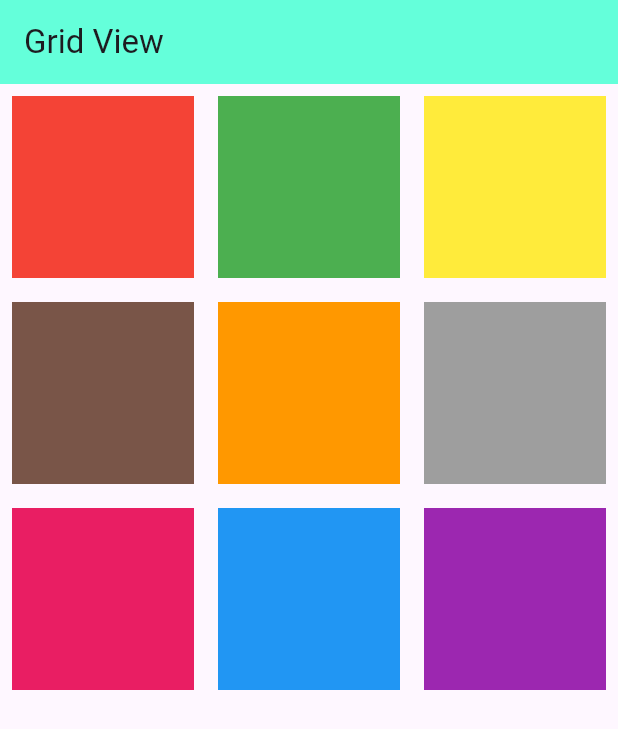
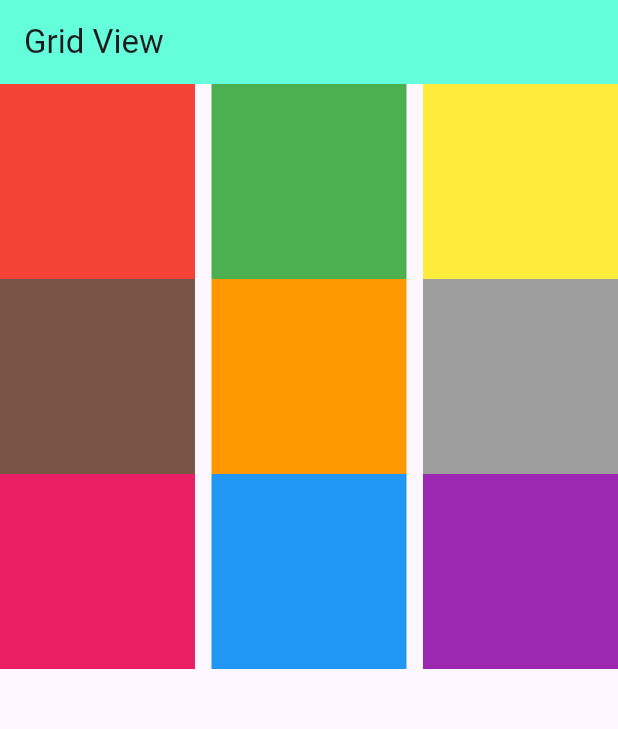
Before and after one commit to Piyushbhatt7/Flutter-Widgets, a Flutter app: the screen it shows after launch, on a phone screen of 412 x 824 dp. Shown: the top 729 px of the screen. Run offline on Flutter 3.47's test engine with Material 3 defaults, Android fonts, the phone set to English and light mode, and no system bars.

Commit message:
Container(color: arrColors[0],),

```diff
--- a/lib/GridView.dart
+++ b/lib/GridView.dart
@@ -24,44 +24,18 @@ class Gridview extends StatelessWidget {
         backgroundColor: Colors.tealAccent,
       ),
 
-      body: GridView.count(crossAxisCount: 3,  // devide the row
+      body: GridView.count(crossAxisCount: 3,
+      crossAxisSpacing: 11, // devide the row
       children: [
-         Padding(
-           padding: const EdgeInsets.all(8.0),
-           child: Container(color: arrColors[0],),
-         ),
-         Padding(
-           padding: const EdgeInsets.all(8.0),
-           child: Container(color: arrColors[1],),
-         ),
-         Padding(
-           padding: const EdgeInsets.all(8.0),
-           child: Container(color: arrColors[2],),
-         ),
-         Padding(
-           padding: const EdgeInsets.all(8.0),
-           child: Container(color: arrColors[3],),
-         ),
-         Padding(
-           padding: const EdgeInsets.all(8.0),
-           child: Container(color: arrColors[4],),
-         ),
-         Padding(
-           padding: const EdgeInsets.all(8.0),
-           child: Container(color: arrColors[5],),
-         ),
-         Padding(
-           padding: const EdgeInsets.all(8.0),
-           child: Container(color: arrColors[6],),
-         ),
-         Padding(
-           padding: const EdgeInsets.all(8.0),
-           child: Container(color: arrColors[7],),
-         ),
-         Padding(
-           padding: const EdgeInsets.all(8.0),
-           child: Container(color: arrColors[8],),
-         ),
+         Container(color: arrColors[0],),
+         Container(color: arrColors[1],),
+         Container(color: arrColors[2],),
+         Container(color: arrColors[3],),
+         Container(color: arrColors[4],),
+         Container(color: arrColors[5],),
+         Container(color: arrColors[6],),
+         Container(color: arrColors[7],),
+         Container(color: arrColors[8],),
       ],
 
 
```
